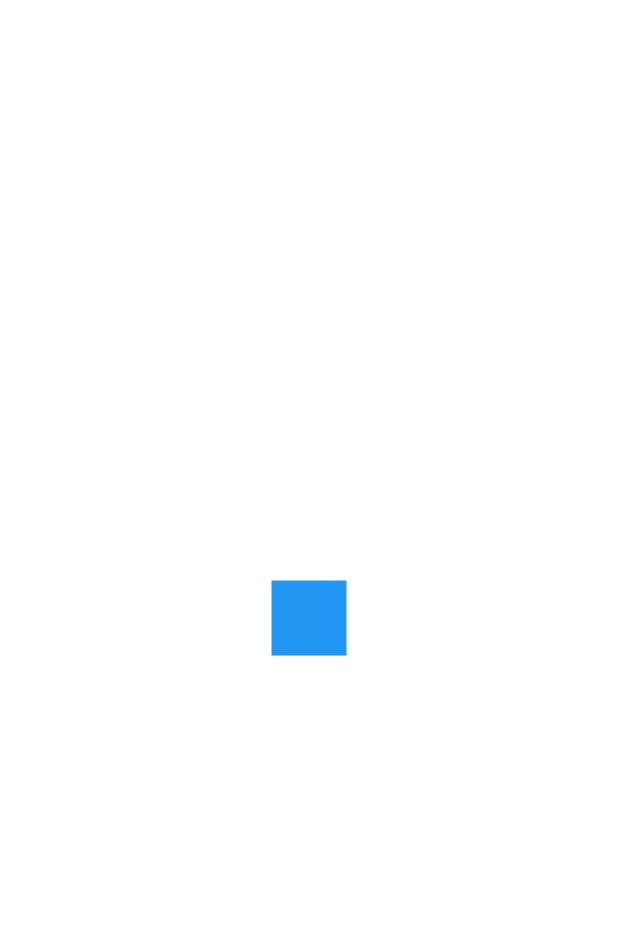
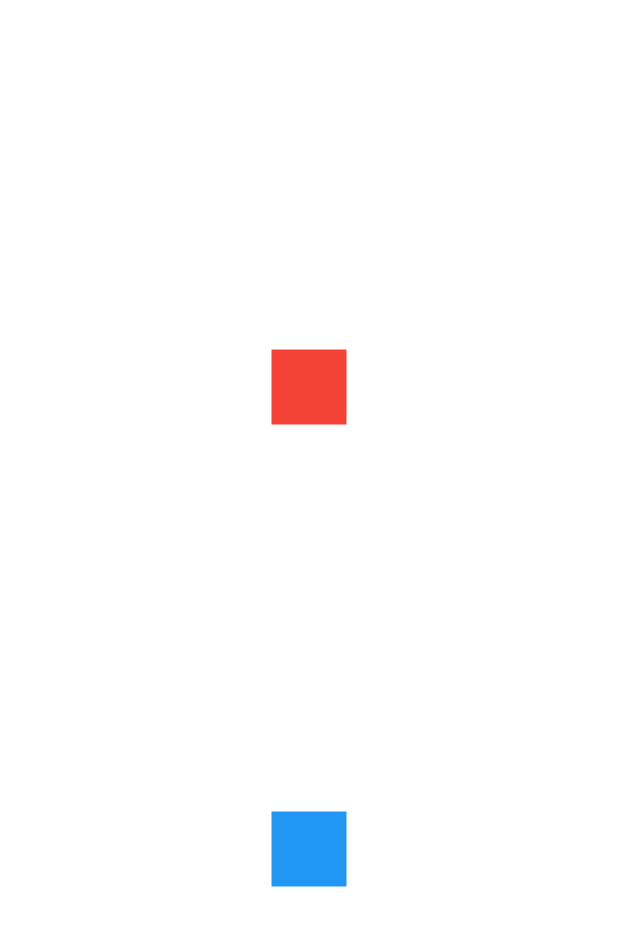
Before and after one commit to luckbys/myapp, a Flutter app: the screen it shows after launch, on a phone screen of 412 x 824 dp. Shown: the top 926 px of the screen. Run offline on Flutter 3.47's test engine with Material 3 defaults, Android fonts, the phone set to English and light mode, and no system bars.

Commit message:
alignment

```diff
--- a/lib/main.dart
+++ b/lib/main.dart
@@ -18,11 +18,27 @@ class MyApp extends StatelessWidget {
 
       ),
       home: Column(
-        mainAxisAlignment: MainAxisAlignment.center,
+        mainAxisAlignment: MainAxisAlignment.spaceEvenly,
         crossAxisAlignment: CrossAxisAlignment.center,
         children: [
           Stack(
             alignment: AlignmentDirectional.center,
+            children: [
+              Container(
+                color: Colors.white,
+                width: 100,
+                height: 100,
+              ),
+              Container(
+                color: Colors.red,
+                width: 50,
+                height: 50,
+              )
+            ],
+          ),
+          Stack(
+            alignment: AlignmentDirectional.center,
+
             children: [
               Container(
                 color: Colors.white,
@@ -35,9 +51,10 @@ class MyApp extends StatelessWidget {
                 height: 50,
               )
             ],
-          ),
+          )
         ],
       ),
+
     );
   }
 }
```
